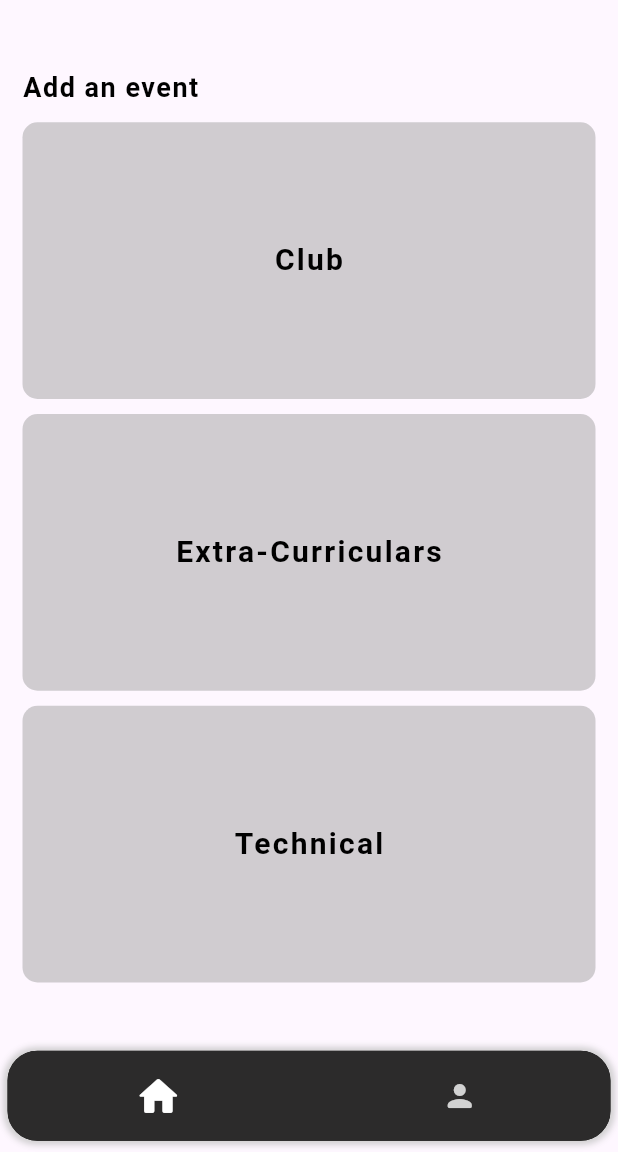
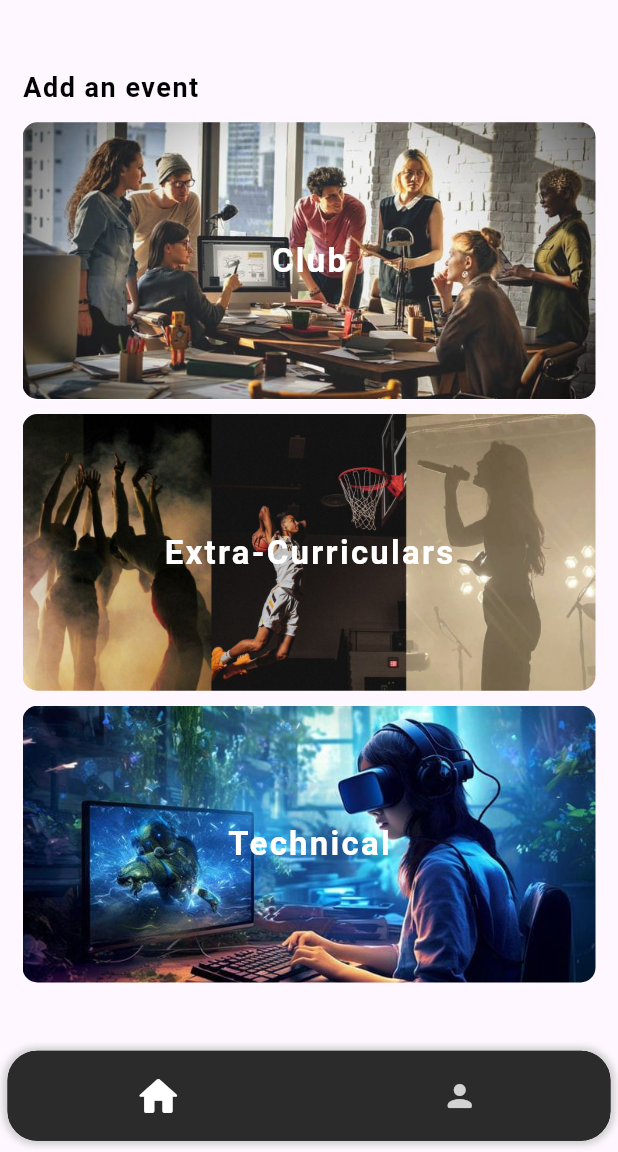
Before and after one commit to Harshbhutra22/campusconnectNEW, a Flutter app: the AdmminScreen screen opened directly with empty values, on a phone screen of 412 x 824 dp, the part 84-1236 px from its top. Run offline on Flutter 3.47's test engine with Material 3 defaults, Android fonts, the phone set to English and light mode, and no system bars; our stand-ins replace cloud_firestore, firebase_auth, firebase_core, get, image_picker; accounts and stored records are empty; network calls fail.

Commit message:
iMAGES ADDED ADMIN

```diff
--- a/lib/admin/adminscreen.dart
+++ b/lib/admin/adminscreen.dart
@@ -1,16 +1,18 @@
+import 'package:flutter/material.dart';
 import 'package:newcampusconnect/admin/addeventpage.dart';
 import 'package:newcampusconnect/bottomNavBar.dart';
 import 'package:newcampusconnect/commons.dart';
-import 'package:flutter/material.dart';
 import 'package:newcampusconnect/models.dart';
 
 class AdmminScreen extends StatelessWidget {
-  const AdmminScreen({super.key, required this.user});
+  const AdmminScreen({Key? key, required this.user}) : super(key: key);
+
   final CCUser user;
 
   @override
   Widget build(BuildContext context) {
     double h = MediaQuery.of(context).size.height;
+
     return Scaffold(
       appBar: AppBar(
         automaticallyImplyLeading: false,
@@ -29,23 +31,21 @@ class AdmminScreen extends StatelessWidget {
           crossAxisAlignment: CrossAxisAlignment.start,
           mainAxisAlignment: MainAxisAlignment.center,
           children: [
-            MyText('Add an event',
-                size: 18, weight: FontWeight.bold, spacing: 1),
+            MyText('Add an event', size: 18, weight: FontWeight.bold, spacing: 1),
             const SizedBox(height: 10),
-            adminPageTileBuilder('Club', context),
+            adminPageTileBuilder('Club', 'assets/images/club.jpg', context),
             const SizedBox(height: 10),
-            adminPageTileBuilder('Extra-Curriculars', context),
+            adminPageTileBuilder('Extra-Curriculars', 'assets/images/extracurricular.jpg', context),
             const SizedBox(height: 10),
-            adminPageTileBuilder('Technical', context),
+            adminPageTileBuilder('Technical', 'assets/images/tech.jpg', context),
           ],
         ),
       ),
-      bottomNavigationBar:
-          AdminBottomNavigationBar(selectedIndex: 0, user: user),
+      bottomNavigationBar: AdminBottomNavigationBar(selectedIndex: 0, user: user),
     );
   }
 
-  adminPageTileBuilder(String name, BuildContext context) {
+  Widget adminPageTileBuilder(String name, String imgPath, BuildContext context) {
     double h = MediaQuery.of(context).size.height;
 
     return GestureDetector(
@@ -62,15 +62,18 @@ class AdmminScreen extends StatelessWidget {
         height: (h - kBottomNavigationBarHeight - 30) * 0.25,
         decoration: BoxDecoration(
           borderRadius: BorderRadius.circular(10),
-          color: const Color.fromARGB(123, 158, 158, 158),
+          image: DecorationImage(
+            image: AssetImage(imgPath),
+            fit: BoxFit.cover,
+          ),
         ),
         child: Center(
           child: MyText(
             name,
-            color: Colors.black,
-            size: 20,
+            color: Colors.white,
+            size: 22,
             spacing: 1.5,
-            weight: FontWeight.w600,
+            weight: FontWeight.bold,
           ),
         ),
       ),
--- a/lib/backend/authService.dart
+++ b/lib/backend/authService.dart
@@ -9,7 +9,6 @@ import 'package:newcampusconnect/models.dart';
 import 'package:newcampusconnect/widgets/splash_screen.dart';
 
 class AuthService {
-
   final _auth = FirebaseAuth.instance;
   final _store = FirebaseFirestore.instance.collection('users');
 
@@ -57,10 +56,7 @@ class AuthService {
 
   Future<void> logout() async {
     await _auth.signOut();
-    Get.offAll(LoginPage.routeName);
   }
-
-
 
   Future<String> signInWithEmailAndPassword({required String email, required String password}) async {
     try {
--- a/lib/login/loginpage.dart
+++ b/lib/login/loginpage.dart
@@ -3,8 +3,6 @@ import 'package:newcampusconnect/commons.dart';
 import 'package:flutter/material.dart';
 
 class LoginPage extends StatelessWidget {
-
-  static const String routeName = 'LoginPage';
 
   const LoginPage({super.key, required this.callback});
   final VoidCallback callback;
--- a/lib/user/userhomepage.dart
+++ b/lib/user/userhomepage.dart
@@ -32,7 +32,7 @@ class UserHomepage extends StatelessWidget {
             crossAxisAlignment: CrossAxisAlignment.start,
             children: [
               const SizedBox(height: 10),
-              userHomepageTileBuilder('Club', context, 'assets/images/club.jpg'),
+              userHomepageTileBuilder('Club', context, 'assets/images/tech.jpg'),
               const SizedBox(height: 10),
               userHomepageTileBuilder('Extra-Curriculars', context,
                   'assets/images/extracurricular.jpg'),
```
Also changed, not shown: lib/admin/adminProfilePage.dart (+10 -0 lines).
